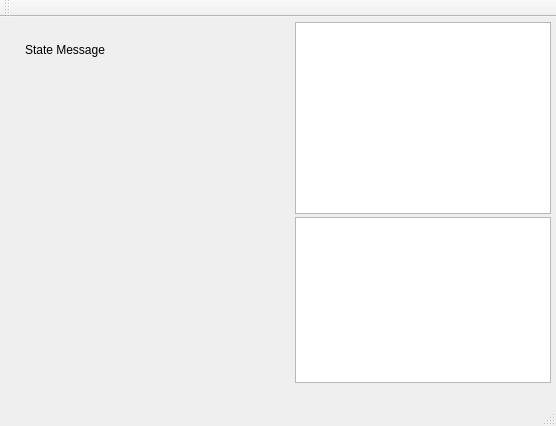
First picture: the form in server/ServerMB/server.ui, repository sunghojang/QT_TCPIP2, before the edit.
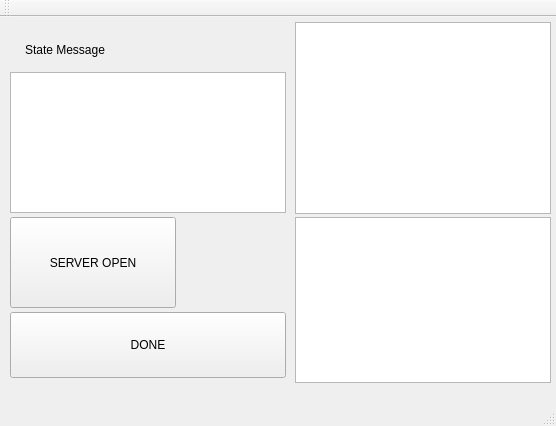
Second picture: the form after the edit.

Commit message: add ui, selet lan, wifi and ipaddress

```diff
--- a/server/ServerMB/server.ui
+++ b/server/ServerMB/server.ui
@@ -47,6 +47,45 @@
      </rect>
     </property>
    </widget>
+   <widget class="QListWidget" name="lw_netseleect">
+    <property name="geometry">
+     <rect>
+      <x>10</x>
+      <y>55</y>
+      <width>276</width>
+      <height>141</height>
+     </rect>
+    </property>
+    <property name="styleSheet">
+     <string notr="true">font: 18pt;</string>
+    </property>
+   </widget>
+   <widget class="QPushButton" name="button_serveropen">
+    <property name="geometry">
+     <rect>
+      <x>10</x>
+      <y>200</y>
+      <width>166</width>
+      <height>91</height>
+     </rect>
+    </property>
+    <property name="text">
+     <string>SERVER OPEN</string>
+    </property>
+   </widget>
+   <widget class="QPushButton" name="button_Serverclose">
+    <property name="geometry">
+     <rect>
+      <x>10</x>
+      <y>295</y>
+      <width>276</width>
+      <height>66</height>
+     </rect>
+    </property>
+    <property name="text">
+     <string>DONE</string>
+    </property>
+   </widget>
   </widget>
   <widget class="QMenuBar" name="menuBar">
    <property name="geometry">
```
The commit also changes 5 other files.
